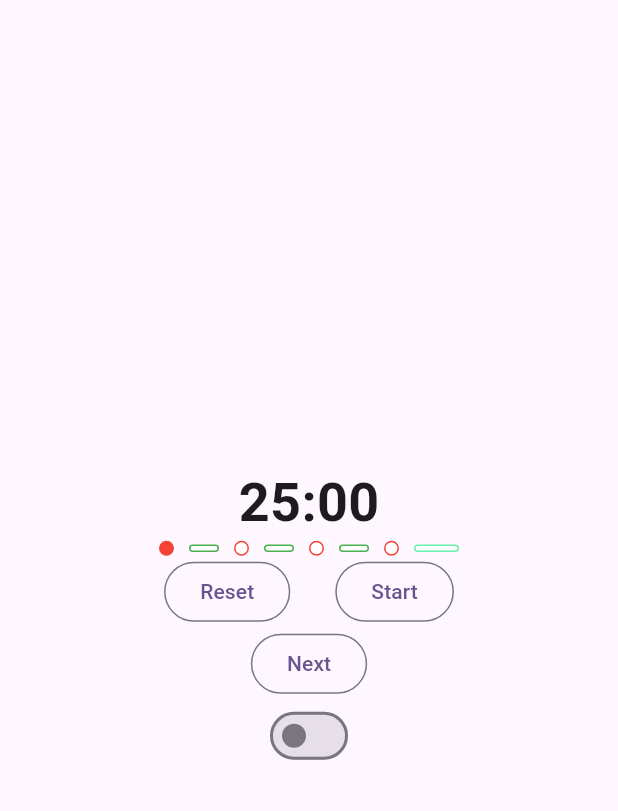
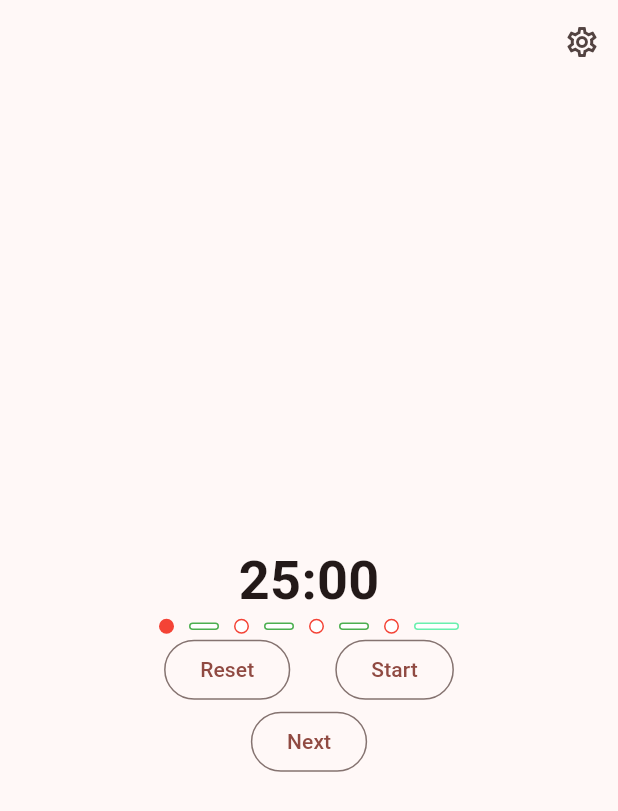
Before and after one commit to trid-io/pomodoro, a Flutter app: the screen it shows after launch, on a phone screen of 412 x 824 dp. Shown: the top 811 px of the screen. Run offline on Flutter 3.47's test engine with Material 3 defaults, Android fonts, the phone set to English and light mode, and no system bars; our stand-ins replace bloc, equatable, flutter_bloc, go_router, logger.

Commit message:
Add logic and UI for Setting screen

```diff
--- a/lib/bloc_observer.dart
+++ b/lib/core/bloc_observer.dart
@@ -1,15 +1,16 @@
 import 'package:bloc/bloc.dart';
+import 'package:pomodoro/core/logger.dart';
 
 class AppBlocObserver extends BlocObserver {
   @override
   void onChange(BlocBase bloc, Change change) {
     super.onChange(bloc, change);
-    print('${bloc.runtimeType} $change');
+    logger.d('${bloc.runtimeType} $change');
   }
 
   @override
   void onEvent(Bloc bloc, Object? event) {
     super.onEvent(bloc, event);
-    print('${bloc.runtimeType} $event');
+    logger.d('${bloc.runtimeType} $event');
   }
 }
--- /dev/null
+++ b/lib/core/logger.dart
@@ -0,0 +1,8 @@
+import 'package:logger/logger.dart';
+
+Logger get logger => Log.instance;
+
+class Log extends Logger {
+  Log._() : super(printer: PrettyPrinter(printTime: true));
+  static final Log instance = Log._();
+}
--- /dev/null
+++ b/lib/core/router.dart
@@ -0,0 +1,15 @@
+import 'package:go_router/go_router.dart';
+import 'package:pomodoro/presentation/view/pomodoro_page.dart';
+import 'package:pomodoro/presentation/view/settings_page.dart';
+
+final appRouter = GoRouter(routes: [
+  GoRoute(
+      path: '/',
+      builder: (context, state) => const PomodoroPage(),
+      routes: [
+        GoRoute(
+          path: 'settings',
+          builder: (context, state) => SettingPage(),
+        )
+      ])
+]);
--- /dev/null
+++ b/lib/core/theme.dart
@@ -0,0 +1,17 @@
+import 'package:flutter/material.dart';
+
+ThemeData lightTheme() {
+  return ThemeData(
+    colorScheme: ColorScheme.fromSeed(
+        brightness: Brightness.light, seedColor: Colors.red),
+    useMaterial3: true,
+  );
+}
+
+ThemeData darkTheme() {
+  return ThemeData(
+    colorScheme: ColorScheme.fromSeed(
+        brightness: Brightness.dark, seedColor: Colors.red),
+    useMaterial3: true,
+  );
+}
--- a/lib/domain/entity/setting_entity.dart
+++ b/lib/domain/entity/setting_entity.dart
@@ -7,6 +7,7 @@ class SettingEntity extends Equatable {
     this.longBreakDuration = const Duration(minutes: 20),
     this.totalSessions = 4,
     this.autoStart = false,
+    this.darkMode = false,
     this.sendNotification = true,
   });
 
@@ -15,6 +16,7 @@ class SettingEntity extends Equatable {
   final Duration longBreakDuration;
   final int totalSessions;
   final bool autoStart;
+  final bool darkMode;
   final bool sendNotification;
 
   SettingEntity copyWith({
@@ -23,6 +25,7 @@ class SettingEntity extends Equatable {
     Duration? longBreakDuration,
     int? totalSessions,
     bool? autoStart,
+    bool? darkMode,
     bool? sendNotification,
   }) =>
       SettingEntity(
@@ -31,6 +34,7 @@ class SettingEntity extends Equatable {
         longBreakDuration: longBreakDuration ?? this.longBreakDuration,
         totalSessions: totalSessions ?? this.totalSessions,
         autoStart: autoStart ?? this.autoStart,
+        darkMode: darkMode ?? this.darkMode,
         sendNotification: sendNotification ?? this.sendNotification,
       );
 
@@ -41,11 +45,12 @@ class SettingEntity extends Equatable {
         longBreakDuration,
         totalSessions,
         autoStart,
+        darkMode,
         sendNotification,
       ];
 
   @override
   String toString() {
-    return 'SettingEntity{focusDuration=$focusDuration, shortBreakDuration=$shortBreakDuration, longBreakDuration=$longBreakDuration, totalSessions=$totalSessions, autoStart=$autoStart, sendNotification=$sendNotification}';
+    return 'SettingEntity{focusDuration=$focusDuration, shortBreakDuration=$shortBreakDuration, longBreakDuration=$longBreakDuration, totalSessions=$totalSessions, autoStart=$autoStart, darkMode=$darkMode, sendNotification=$sendNotification}';
   }
 }
--- a/lib/main.dart
+++ b/lib/main.dart
@@ -1,7 +1,12 @@
-import 'package:bloc/bloc.dart';
 import 'package:flutter/material.dart';
-import 'package:pomodoro/bloc_observer.dart';
-import 'package:pomodoro/presentation/view/pomodoro_page.dart';
+import 'package:flutter_bloc/flutter_bloc.dart';
+import 'package:pomodoro/core/bloc_observer.dart';
+import 'package:pomodoro/core/logger.dart';
+import 'package:pomodoro/core/router.dart';
+import 'package:pomodoro/core/theme.dart';
+import 'package:pomodoro/presentation/bloc/settings/setting_cubit.dart';
+
+import 'presentation/bloc/settings/setting_state.dart';
 
 void main() {
   WidgetsFlutterBinding.ensureInitialized();
@@ -15,22 +20,23 @@ class App extends StatelessWidget {
   // This widget is the root of your application.
   @override
   Widget build(BuildContext context) {
-    return MaterialApp(
-      title: 'Pomodoro',
-      theme: ThemeData(
-        colorScheme: ColorScheme.fromSeed(seedColor: Colors.deepPurple),
-        useMaterial3: true,
+    return BlocProvider(
+      create: (context) => SettingCubit(),
+      child: BlocBuilder<SettingCubit, SettingState>(
+        buildWhen: (previous, current) =>
+            previous.setting.darkMode != current.setting.darkMode,
+        builder: (context, state) {
+          return MaterialApp.router(
+            title: 'Pomodoro',
+            debugShowCheckedModeBanner: false,
+            theme: lightTheme(),
+            darkTheme: darkTheme(),
+            themeMode:
+                state.setting.darkMode ? ThemeMode.dark : ThemeMode.light,
+            routerConfig: appRouter,
+          );
+        },
       ),
-      home: const AppView(),
     );
   }
 }
-
-class AppView extends StatelessWidget {
-  const AppView({super.key});
-
-  @override
-  Widget build(BuildContext context) {
-    return PomodoroPage();
-  }
-}
--- a/lib/presentation/bloc/pomo_event.dart
+++ b/lib/presentation/bloc/pomodoro/pomo_event.dart
@@ -1,4 +1,5 @@
 import 'package:equatable/equatable.dart';
+import 'package:pomodoro/domain/entity/setting_entity.dart';
 
 sealed class PomoEvent extends Equatable {
   const PomoEvent();
@@ -19,6 +20,9 @@ final class PomoTimeChanged extends PomoEvent {
   const PomoTimeChanged({required this.seconds});
 
   final int seconds;
+
+  @override
+  List<Object?> get props => [seconds];
 }
 
 final class PomoPausePressed extends PomoEvent {
@@ -33,7 +37,11 @@ final class PomoNextPressed extends PomoEvent {
   const PomoNextPressed();
 }
 
-final class PomoAutoStartChanged extends PomoEvent {
-  const PomoAutoStartChanged({required this.autoStart});
-  final bool autoStart;
+final class PomoSettingChanged extends PomoEvent {
+  const PomoSettingChanged({required this.setting});
+
+  final SettingEntity setting;
+
+  @override
+  List<Object?> get props => [setting];
 }
--- /dev/null
+++ b/lib/presentation/bloc/settings/setting_state.dart
@@ -0,0 +1,21 @@
+import 'package:equatable/equatable.dart';
+import 'package:pomodoro/domain/entity/setting_entity.dart';
+
+final class SettingState extends Equatable {
+  const SettingState({SettingEntity? setting})
+      : setting = setting ?? const SettingEntity();
+
+  final SettingEntity setting;
+
+  SettingState copyWith({SettingEntity? setting}) {
+    return SettingState(setting: setting ?? this.setting);
+  }
+
+  @override
+  List<Object?> get props => [setting];
+
+  @override
+  String toString() {
+    return 'SettingsState{setting=$setting}';
+  }
+}
--- a/lib/presentation/view/pomodoro_page.dart
+++ b/lib/presentation/view/pomodoro_page.dart
@@ -1,13 +1,13 @@
 // ignore_for_file: non_constant_identifier_names
 
-import 'package:flutter/cupertino.dart';
 import 'package:flutter/material.dart';
-import 'package:flutter/rendering.dart';
 import 'package:flutter_bloc/flutter_bloc.dart';
-import 'package:pomodoro/presentation/bloc/pomo_bloc.dart';
-import 'package:pomodoro/presentation/bloc/pomo_event.dart';
+import 'package:go_router/go_router.dart';
+import 'package:pomodoro/core/logger.dart';
 
-import '../bloc/pomo_state.dart';
+import '../bloc/pomodoro/pomo_event.dart';
+import '../bloc/pomodoro/pomo_bloc.dart';
+import '../bloc/pomodoro/pomo_state.dart';
 
 class PomodoroPage extends StatelessWidget {
   const PomodoroPage({super.key});
@@ -17,8 +17,15 @@ class PomodoroPage extends StatelessWidget {
     return BlocProvider(
       create: (context) => PomoBloc(),
       child: Scaffold(
-        body: SafeArea(
-          child: BlocBuilder<PomoBloc, PomoState>(
+        appBar: AppBar(
+          actions: [
+            IconButton(
+              onPressed: () => context.go('/settings'),
+              icon: Icon(Icons.settings_outlined),
+            )
+          ],
+        ),
+        body: BlocBuilder<PomoBloc, PomoState>(
           builder: (context, state) {
             return Column(
               mainAxisAlignment: MainAxisAlignment.center,
@@ -37,24 +44,16 @@ class PomodoroPage extends StatelessWidget {
                       context.read<PomoBloc>().add(const PomoNextPressed()),
                   child: const Text('Next'),
                 ),
-                  Switch.adaptive(
-                      value: state.setting.autoStart,
-                      onChanged: (value) {
-                        context
-                            .read<PomoBloc>()
-                            .add(PomoAutoStartChanged(autoStart: value));
-                      })
               ],
             );
           },
-          ),
         ),
       ),
     );
   }
 
   Widget _buildSessions(BuildContext context, PomoState state) {
-    print(
+    logger.d(
         'build Sessions: totalSession ${state.totalSessions}, currentSession: ${state.currentSession}');
 
     final children = <Widget>[];
--- a/pubspec.yaml
+++ b/pubspec.yaml
@@ -38,6 +38,8 @@ dependencies:
   bloc: ^8.1.2
   flutter_bloc: ^8.1.3
   equatable: ^2.0.5
+  go_router: ^13.0.1
+  logger: ^2.0.2+1
 
 dev_dependencies:
   flutter_test:
```
Also changed, not shown: lib/presentation/bloc/pomodoro/pomo_bloc.dart (renamed from lib/presentation/bloc/pomo_bloc.dart, +7 -8 lines), lib/presentation/bloc/settings/setting_cubit.dart (added, +50 -0 lines), lib/presentation/bloc/settings/setting_event.dart (added, +31 -0 lines), lib/presentation/view/settings_page.dart (+206 -0 lines), lib/presentation/bloc/pomodoro/pomo_state.dart (renamed from lib/presentation/bloc/pomo_state.dart), 1 other file. Lines whose indentation alone changed are shown as unchanged.
